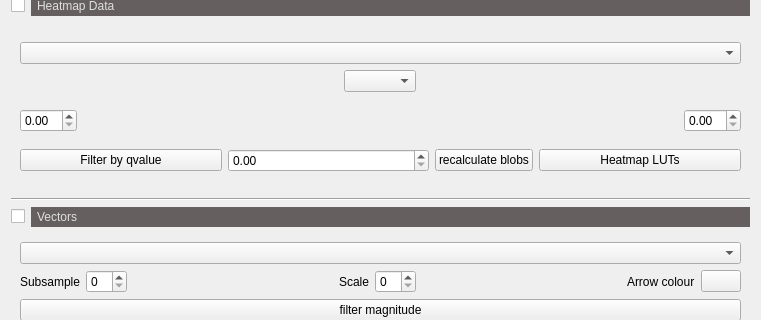
First picture: the form in ui/ui_datatab.ui, repository VCCRI/vpv, before the edit; both pictures show x 0 to 761 and y 362 to 682 of the 761 by 839 pixel window.
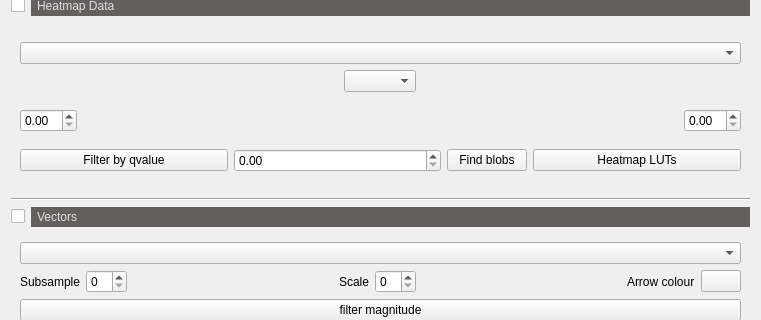
Second picture: the form after the edit. Icons and pictures are not drawn.

Commit message: Switched off auto-calculate blob finder to save time loading

What changed in the file:
```diff
--- a/ui/ui_datatab.ui
+++ b/ui/ui_datatab.ui
@@ -515,7 +515,7 @@
            </sizepolicy>
           </property>
           <property name="text">
-           <string>recalculate blobs</string>
+           <string>Find blobs</string>
           </property>
          </widget>
         </item>
```
The commit also changes 5 other files.
